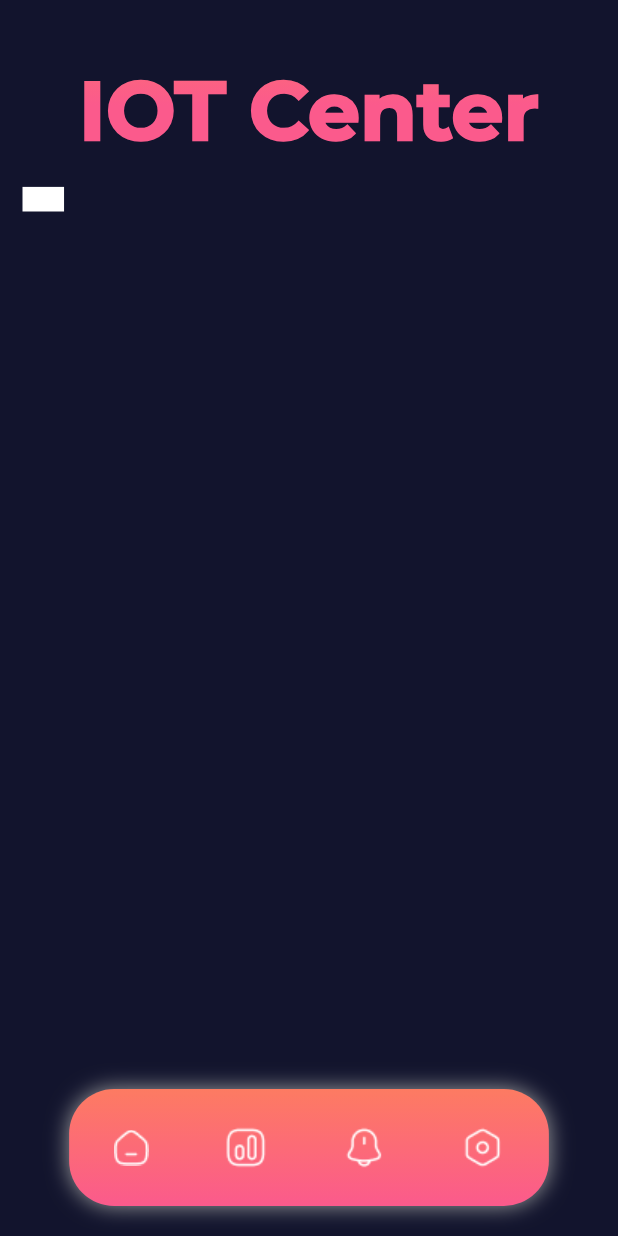
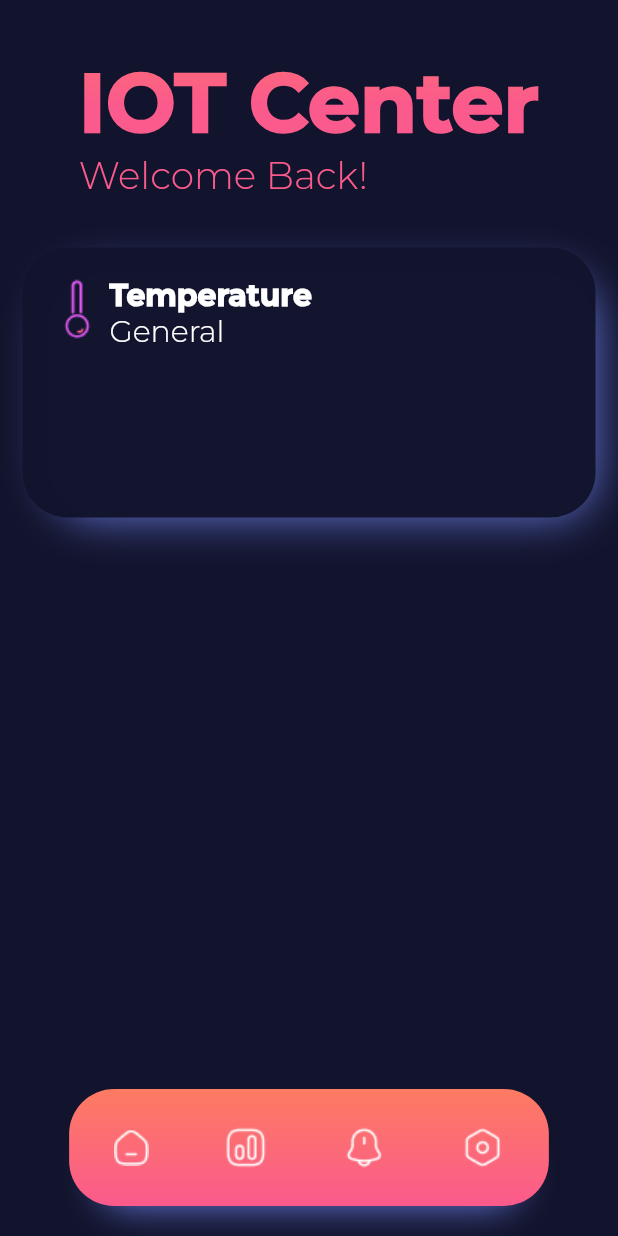
Before and after one commit to ALSA-Developers-Team/iot-app, a Flutter app: the screen it shows after launch, on a phone screen of 412 x 824 dp. Run offline on Flutter 3.47's test engine with Material 2 defaults, Android fonts, the phone set to English and light mode, and no system bars; project files that could hold a hidden picture were left out.

Commit message:
header aligment bug resolved, device card started

```diff
--- /dev/null
+++ b/lib/widgets/global/device_card.dart
@@ -0,0 +1,46 @@
+import 'package:flutter/material.dart';
+import 'package:iotapp/widgets/global/header.dart';
+
+class DeviceCard extends StatefulWidget {
+  const DeviceCard({super.key});
+
+  @override
+  State<DeviceCard> createState() => _DeviceCardState();
+}
+
+class _DeviceCardState extends State<DeviceCard> {
+  @override
+  Widget build(BuildContext context) {
+    return Container(
+      padding: const EdgeInsets.only(top:5, left: 15, right: 15),
+      width: 10,
+      height: 180,
+      decoration: BoxDecoration(
+        color: const Color(0xFF12142D).withOpacity(0.99),
+        boxShadow: const [
+          BoxShadow(
+            color:  Color(0xFF697ADF),
+            blurRadius: 25,
+            spreadRadius: -10.0,
+            offset: Offset(9, 9)
+          ),
+        ],
+        borderRadius: BorderRadius.circular(30),
+      ),
+      child: Column(
+        children: [
+          Row(
+            crossAxisAlignment: CrossAxisAlignment.center,
+            children: [
+              Container(
+                margin: const EdgeInsets.only(top: 10),
+                child: Image.asset("lib/assets/card/temperature.png")
+              ),
+              const Header(title: 'Temperature', subtitle: 'General', type: 'header-2',)
+            ],
+          ),
+        ],
+      ),
+    );
+  }
+}
--- a/lib/widgets/global/header.dart
+++ b/lib/widgets/global/header.dart
@@ -2,25 +2,40 @@ import 'package:flutter/material.dart';
 
 
 class Header extends StatelessWidget {
-  const Header({super.key, required this.text});
-  final String text;
-
+  const Header({super.key, required this.title, required this.subtitle, required this.type});
+  final String title;
+  final String subtitle;
+  final String type;
 
   @override
   Widget build(BuildContext context) {
     return Container(
-      margin: const EdgeInsets.only(top: 20),
+      margin: const EdgeInsets.only(top: 15),
       alignment: Alignment.topCenter,
       decoration: const BoxDecoration(
         color: Colors.transparent,
       ),
-      child: FittedBox(
-        fit: BoxFit.fitWidth,
       child: Column(
+        crossAxisAlignment: CrossAxisAlignment.start,
         children: [
           Text(
-              text,
-              style: TextStyle(
+            title,
+            style: titleStyle(type)["title"],
+          ),
+          Text(
+            subtitle,
+            style: titleStyle(type)["subtitle"],
+          ),
+        ],
+      )
+    );
+  }
+}
+
+Map<String, TextStyle> titleStyle(String type) {
+  if(type == 'header-1'){
+    return {
+      'title': TextStyle(
                   fontFamily: 'Montserrat',
                   fontSize: 55,
                   fontWeight: FontWeight.w900,
@@ -34,11 +49,38 @@ class Header extends StatelessWidget {
                       ],
                     ).createShader(const Rect.fromLTWH(0.0, 0.0, 200.0, 70.0)),
                 ),
-              textScaleFactor: 1.0,
+      'subtitle': TextStyle(
+                    fontFamily: 'Montserrat',
+                    fontSize: 25,
+                    fontWeight: FontWeight.w300,
+                    foreground: Paint()
+                      ..shader = const LinearGradient(
+                        begin: Alignment.topCenter,
+                        end: Alignment.bottomCenter,
+                        colors: [
+                          Color(0xFFFD7B62),
+                          Color(0xFFFB5A8C),
+                        ],
+                      ).createShader(const Rect.fromLTWH(0.0, 0.0, 200.0, 70.0)),
+                  )
+    };
+  }
+  if(type == 'header-2'){
+    return {
+      'title': const TextStyle(
+                  fontFamily: 'Montserrat',
+                  fontSize: 20,
+                  fontWeight: FontWeight.w900,
+                  color: Colors.white
                 ),
-          ],
-        ),
+      'subtitle': const TextStyle(
+                    fontFamily: 'Montserrat',
+                    fontSize: 20,
+                    fontWeight: FontWeight.w300,
+                    color: Colors.white
                   )
-    );
+    };
   }
+
+  return const {};
 }
--- a/lib/widgets/global/nav_bar.dart
+++ b/lib/widgets/global/nav_bar.dart
@@ -24,8 +24,10 @@ class NavBar extends StatelessWidget {
           ),
           boxShadow: const [
             BoxShadow(
-              color:  Colors.grey,
-              blurRadius: 12,
+              color:  Color(0xFF697ADF),
+              blurRadius: 20,
+              spreadRadius: -20.0,
+              offset: Offset(0, 20)
             ),
           ],
           borderRadius: BorderRadius.circular(30),
--- a/lib/widgets/global/screen_container.dart
+++ b/lib/widgets/global/screen_container.dart
@@ -3,10 +3,11 @@ import 'package:iotapp/widgets/global/header.dart';
 import 'package:iotapp/widgets/global/nav_bar.dart';
 
 class ScreenContainer extends StatelessWidget {
-  const ScreenContainer({ super.key, required this.screen, required this.title });
+  const ScreenContainer({ super.key, required this.screen, required this.title, required this.subtitle });
 
   final Widget screen;
   final String title;
+  final String subtitle;
 
   @override
   Widget build(BuildContext context) {
@@ -18,10 +19,10 @@ class ScreenContainer extends StatelessWidget {
             top: 0,
             left: 0,
             right: 0,
-            child: Header(text: title)
+            child: Header(title: title, subtitle: subtitle, type: 'header-1',)
           ),
           Positioned(
-            top: 80,
+            top: 120,
             bottom: 50,
             left: 0,
             right: 0,
--- a/lib/widgets/screens/homepage.dart
+++ b/lib/widgets/screens/homepage.dart
@@ -1,16 +1,23 @@
 import 'package:flutter/material.dart';
+import 'package:iotapp/widgets/global/device_card.dart';
 import 'package:iotapp/widgets/global/screen_container.dart';
 
 
-class HomePage extends StatelessWidget {
+class HomePage extends StatefulWidget {
   const HomePage({super.key});
 
+  @override
+  State<HomePage> createState() => _HomePageState();
+}
+
+class _HomePageState extends State<HomePage> {
   @override
   Widget build(BuildContext context) {
       return const Scaffold(
         body: ScreenContainer(
           title: 'IOT Center',
-          screen: Text('data', style: TextStyle(color: Colors.white, backgroundColor: Color(0xFFFFFFFF)))
+          subtitle: 'Welcome Back!',
+          screen: DeviceCard()
       ));
   }
 }
--- a/pubspec.yaml
+++ b/pubspec.yaml
@@ -62,6 +62,7 @@ flutter:
   # To add assets to your application, add an assets section, like this:
   assets:
     - lib/assets/navbar/
+    - lib/assets/card/
 
   # An image asset can refer to one or more resolution-specific "variants", see
   # https://flutter.dev/assets-and-images/#resolution-aware
```
Also changed, not shown: lib/assets/card/camera.png (added), lib/assets/card/humidity.png (added), lib/assets/card/padlock.png (added), lib/assets/card/temperature.png (added). Lines whose indentation alone changed are shown as unchanged.
